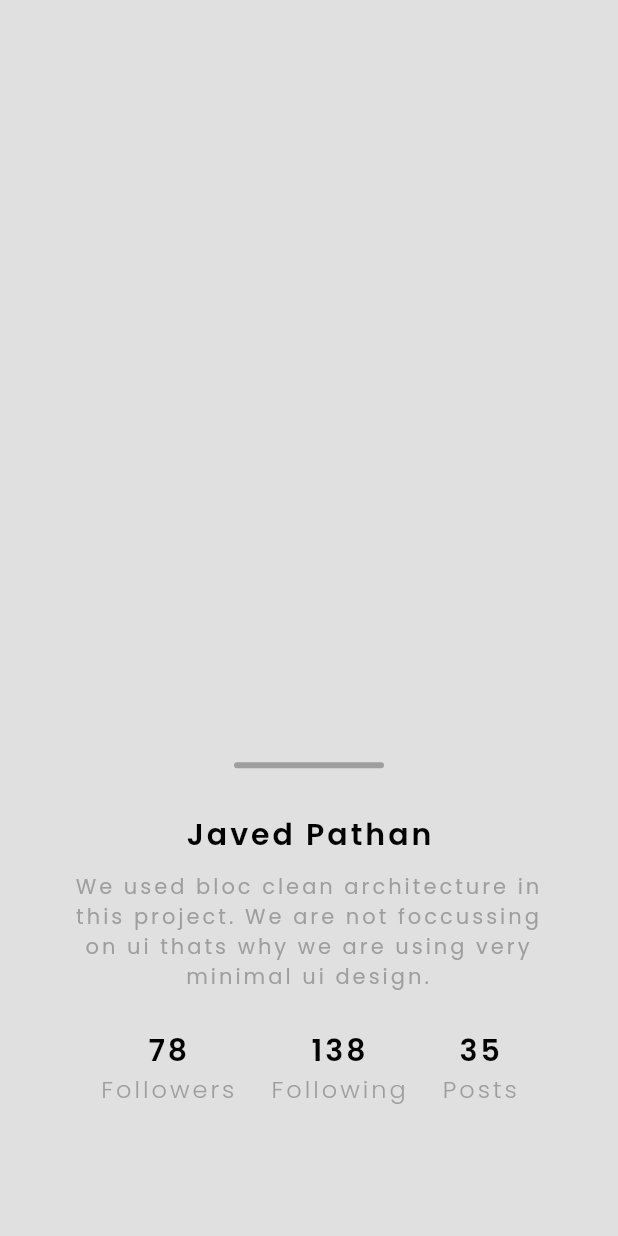
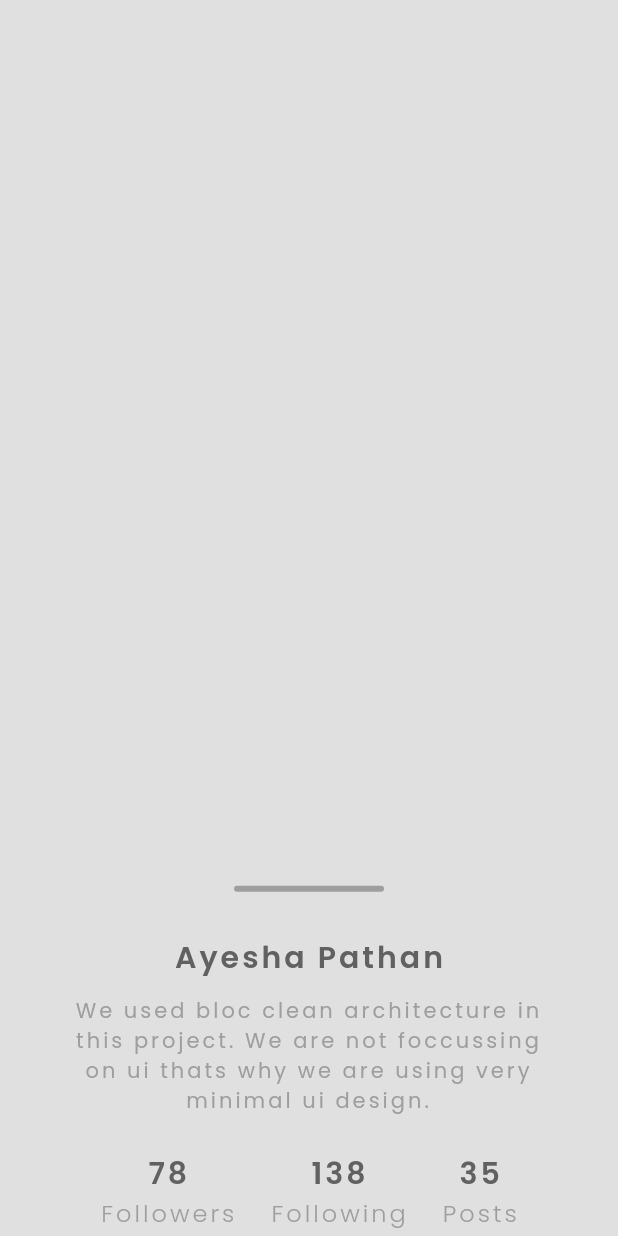
Before and after one commit to NextGenCode27/snapboook, a Flutter app: the ProfileDraggableSheet widget shown alone on an empty page, opened directly with empty values, on a phone screen of 412 x 824 dp. Run offline on Flutter 3.47's test engine with Material 3 defaults, Android fonts, the phone set to English and light mode, and no system bars; our stand-ins replace flutter_bloc, font_awesome_flutter, fpdart, get_it, google_fonts, shared_preferences and 1 more; accounts and stored records are empty.

Commit message:
Miscelleneous Fixes

```diff
--- a/lib/core/common/cubit/cubit/app_user_state.dart
+++ b/lib/core/common/cubit/cubit/app_user_state.dart
@@ -3,7 +3,10 @@ part of 'app_user_cubit.dart';
 @immutable
 sealed class AppUserState {}
 
-final class AppUserInitial extends AppUserState {}
+final class AppUserInitial extends AppUserState {
+  @override
+  String toString() => 'App User Initial';
+}
 
 final class AppUserLoggedIn extends AppUserState {
   final UserEntity userEntity;
--- a/lib/features/auth/data/data_source/remote/auth_remote_datasource.dart
+++ b/lib/features/auth/data/data_source/remote/auth_remote_datasource.dart
@@ -34,6 +34,7 @@ class AuthRemoteDatasourceImpl implements AuthRemoteDatasource {
             .from('profiles')
             .select()
             .eq('id', currentSession!.user.id);
+
         return UserModel.fromJson(currentUserdata.first)
             .copyWith(email: currentSession!.user.email);
       }
--- a/lib/features/auth/presentation/bloc/auth_bloc.dart
+++ b/lib/features/auth/presentation/bloc/auth_bloc.dart
@@ -68,6 +68,7 @@ class AuthBloc extends Bloc<AuthEvent, AuthState> {
   FutureOr<void> _mapAuthUserLoggedInEvent(
       AuthUserIsLoggedInEvent event, Emitter<AuthState> emit) async {
     final res = await _currentUserUsecase.call(NoParams());
+
     res.fold(
       (error) => emit(AuthFailed(message: error.message)),
       (user) => emit(AuthSuccess(userEntity: user)),
--- a/lib/features/auth/presentation/views/login_view.dart
+++ b/lib/features/auth/presentation/views/login_view.dart
@@ -33,7 +33,6 @@ class _LoginViewState extends State<LoginView> {
   Widget build(BuildContext context) {
     final size = MediaQuery.of(context).size;
     return Scaffold(
-      backgroundColor: Theme.of(context).colorScheme.background,
       body: BlocConsumer<AuthBloc, AuthState>(
         listener: (context, state) {
           if (state is AuthSuccess) {
--- a/lib/features/auth/presentation/views/register_view.dart
+++ b/lib/features/auth/presentation/views/register_view.dart
@@ -36,7 +36,6 @@ class _RegisterViewState extends State<RegisterView> {
   Widget build(BuildContext context) {
     final size = MediaQuery.of(context).size;
     return Scaffold(
-      backgroundColor: Theme.of(context).colorScheme.background,
       body: BlocConsumer<AuthBloc, AuthState>(
         listener: (context, state) {
           if (state is AuthSuccess) {
--- a/lib/features/home/presentation/bloc/home_event.dart
+++ b/lib/features/home/presentation/bloc/home_event.dart
@@ -10,7 +10,7 @@ final class HomeCurrentIndexEvent extends HomeEvent {
   final int currentIndex;
   HomeCurrentIndexEvent({required this.currentIndex});
   @override
-  String toString() => 'Home User Log Out Event';
+  String toString() => 'Home Current Index Event';
 }
 
 final class HomeUserLogOutEvent extends HomeEvent {
--- a/lib/features/home_features/profile/presentation/widgets/profile_draggable_sheet.dart
+++ b/lib/features/home_features/profile/presentation/widgets/profile_draggable_sheet.dart
@@ -12,8 +12,8 @@ class ProfileDraggableSheet extends StatelessWidget {
   Widget build(BuildContext context) {
     return DraggableScrollableSheet(
       expand: true,
-      initialChildSize: 0.4,
-      minChildSize: 0.4,
+      initialChildSize: 0.3,
+      minChildSize: 0.3,
       maxChildSize: 0.8,
       builder: (context, scrollController) {
         return SingleChildScrollView(
@@ -48,9 +48,11 @@ class ProfileDraggableSheet extends StatelessWidget {
                     children: [
                       Column(
                         children: [
-                          const Text(
-                            'Javed Pathan',
+                          Text(
+                            'Ayesha Pathan',
                             style: TextStyle(
+                              color:
+                                  Theme.of(context).colorScheme.inversePrimary,
                               fontSize: 20,
                               fontWeight: FontWeight.w600,
                               letterSpacing: 2.0,
@@ -82,9 +84,12 @@ class ProfileDraggableSheet extends StatelessWidget {
                         children: [
                           Column(
                             children: [
-                              const Text(
+                              Text(
                                 '78',
                                 style: TextStyle(
+                                  color: Theme.of(context)
+                                      .colorScheme
+                                      .inversePrimary,
                                   fontSize: 20,
                                   fontWeight: FontWeight.w600,
                                   letterSpacing: 2.0,
@@ -103,9 +108,12 @@ class ProfileDraggableSheet extends StatelessWidget {
                           ),
                           Column(
                             children: [
-                              const Text(
+                              Text(
                                 '138',
                                 style: TextStyle(
+                                  color: Theme.of(context)
+                                      .colorScheme
+                                      .inversePrimary,
                                   fontSize: 20,
                                   fontWeight: FontWeight.w600,
                                   letterSpacing: 2.0,
@@ -124,9 +132,12 @@ class ProfileDraggableSheet extends StatelessWidget {
                           ),
                           Column(
                             children: [
-                              const Text(
+                              Text(
                                 '35',
                                 style: TextStyle(
+                                  color: Theme.of(context)
+                                      .colorScheme
+                                      .inversePrimary,
                                   fontSize: 20,
                                   fontWeight: FontWeight.w600,
                                   letterSpacing: 2.0,
```
Also changed, not shown: lib/features/home_features/profile/presentation/views/profile_view.dart (+11 -4 lines).
